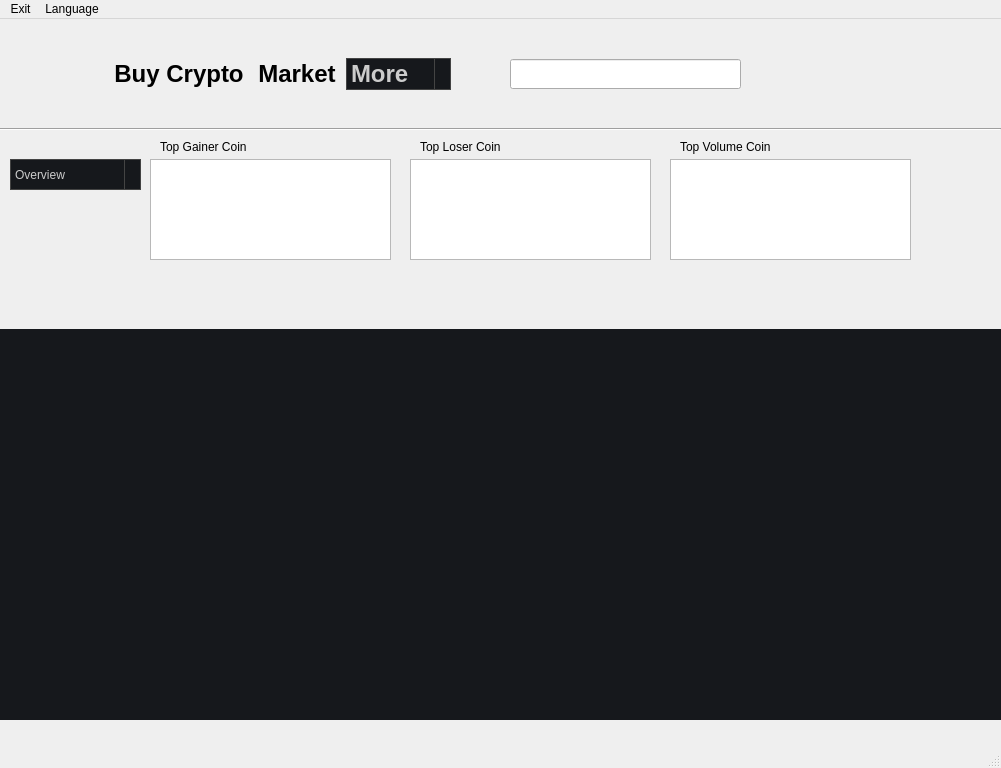
Old version of the form p2p_arbitration_app/mainwindow.ui in the repository Boodeyman/p2p_arbitration.
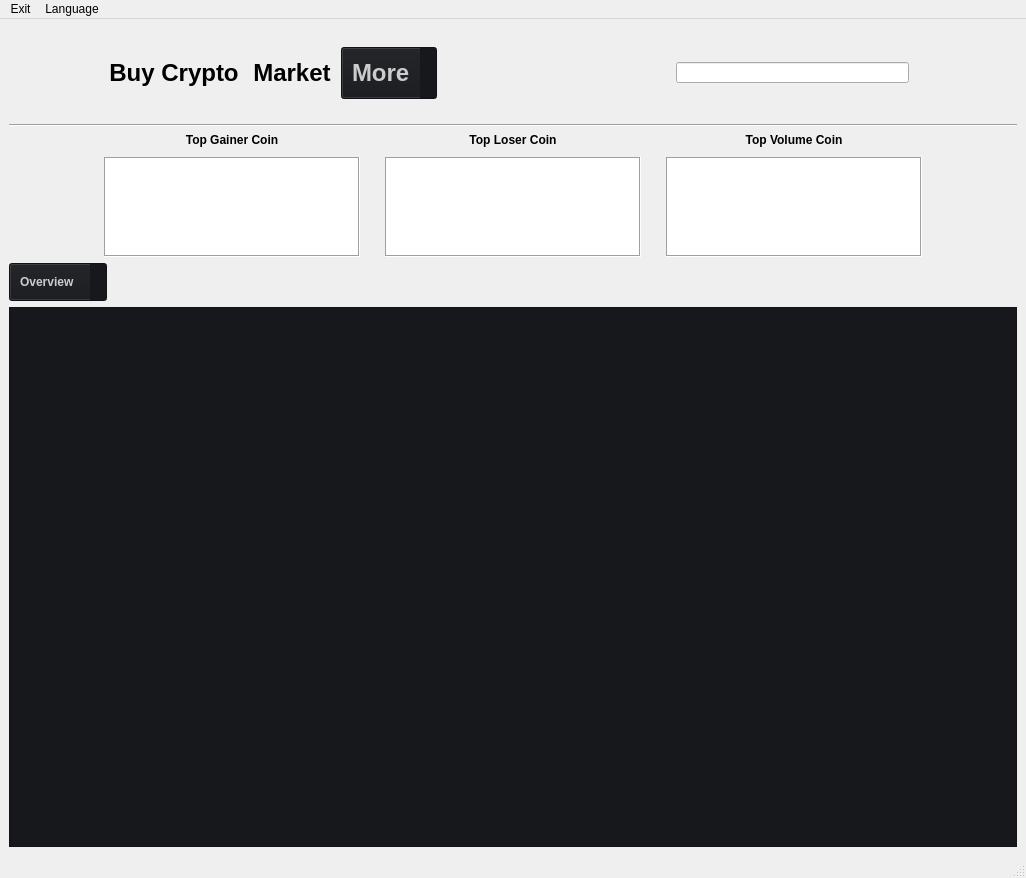
New version of the form. Icons and pictures are not drawn.

Diff of the .ui file:
```diff
--- a/p2p_arbitration_app/mainwindow.ui
+++ b/p2p_arbitration_app/mainwindow.ui
@@ -6,12 +6,12 @@
    <rect>
     <x>0</x>
     <y>0</y>
-    <width>1001</width>
-    <height>768</height>
+    <width>1026</width>
+    <height>878</height>
    </rect>
   </property>
   <property name="sizePolicy">
-   <sizepolicy hsizetype="Minimum" vsizetype="Preferred">
+   <sizepolicy hsizetype="Expanding" vsizetype="Expanding">
     <horstretch>100</horstretch>
     <verstretch>0</verstretch>
    </sizepolicy>
@@ -42,75 +42,39 @@
    <enum>Qt::LeftToRight</enum>
   </property>
   <widget class="QWidget" name="centralwidget">
-   <widget class="QTableWidget" name="tableWidget">
-    <property name="geometry">
-     <rect>
-      <x>0</x>
-      <y>310</y>
-      <width>1001</width>
-      <height>391</height>
-     </rect>
-    </property>
-    <property name="sizePolicy">
-     <sizepolicy hsizetype="Fixed" vsizetype="Fixed">
-      <horstretch>0</horstretch>
-      <verstretch>0</verstretch>
-     </sizepolicy>
-    </property>
-    <property name="mouseTracking">
-     <bool>true</bool>
-    </property>
-    <property name="styleSheet">
-     <string notr="true">QTableWidget {
-    background-color: #16181c;
-    color: #cccccc;
-    gridline-color: #444444;
-}
-QTableWidget QHeaderView::section {
-    background-color: #16181c;
-    color: #cccccc;
-    border: 1px solid #444444;
-}
-QTableWidget::item {
-    background-color: #16181c;
-    color: #cccccc;
-}</string>
-    </property>
-    <property name="frameShape">
-     <enum>QFrame::NoFrame</enum>
-    </property>
-    <property name="showGrid">
-     <bool>false</bool>
-    </property>
-    <property name="gridStyle">
-     <enum>Qt::NoPen</enum>
-    </property>
-    <attribute name="horizontalHeaderVisible">
-     <bool>true</bool>
-    </attribute>
-    <attribute name="horizontalHeaderCascadingSectionResizes">
-     <bool>false</bool>
-    </attribute>
-    <attribute name="horizontalHeaderHighlightSections">
-     <bool>false</bool>
-    </attribute>
-    <attribute name="verticalHeaderVisible">
-     <bool>true</bool>
-    </attribute>
-   </widget>
-   <widget class="QWidget" name="horizontalLayoutWidget">
-    <property name="geometry">
-     <rect>
-      <x>110</x>
-      <y>13</y>
-      <width>341</width>
-      <height>84</height>
-     </rect>
-    </property>
+   <layout class="QGridLayout" name="gridLayout_2">
+    <item row="0" column="0">
+     <layout class="QHBoxLayout" name="horizontalLayout_3">
+      <item>
     <layout class="QHBoxLayout" name="horizontalLayout">
      <property name="sizeConstraint">
       <enum>QLayout::SetDefaultConstraint</enum>
      </property>
+        <item>
+         <widget class="QLabel" name="label">
+          <property name="minimumSize">
+           <size>
+            <width>90</width>
+            <height>90</height>
+           </size>
+          </property>
+          <property name="maximumSize">
+           <size>
+            <width>90</width>
+            <height>90</height>
+           </size>
+          </property>
+          <property name="text">
+           <string/>
+          </property>
+          <property name="pixmap">
+           <pixmap resource="resources.qrc">:/icons/icons/icon_of_app_1.png</pixmap>
+          </property>
+          <property name="scaledContents">
+           <bool>true</bool>
+          </property>
+         </widget>
+        </item>
      <item>
       <widget class="QPushButton" name="pushButton_2">
        <property name="sizePolicy">
@@ -169,11 +133,17 @@
      <item>
       <widget class="QComboBox" name="comboBox">
        <property name="sizePolicy">
-        <sizepolicy hsizetype="Preferred" vsizetype="Fixed">
+           <sizepolicy hsizetype="Fixed" vsizetype="Fixed">
          <horstretch>0</horstretch>
          <verstretch>0</verstretch>
         </sizepolicy>
        </property>
+          <property name="minimumSize">
+           <size>
+            <width>0</width>
+            <height>0</height>
+           </size>
+          </property>
        <property name="font">
         <font>
          <family>Arial</family>
@@ -185,37 +155,46 @@
         <bool>false</bool>
        </property>
        <property name="styleSheet">
-        <string notr="true">	QComboBox {
-        background-color: #16181c;
-        color: #cccccc;
-        border: 1px solid #444444;
-    }
-    QComboBox QAbstractItemView {
-        background-color: #16181c;
-        color: #cccccc;
-        selection-background-color: #444444;
-        selection-color: #cccccc;
-    }
-    QComboBox::drop-down {
-        subcontrol-origin: padding;
-        subcontrol-position: top right;
-        border-left: 1px solid #444444;
-        background-color: #16181c;
-    }
-    QComboBox::down-arrow {
-		image: url(:/icons/icons/arrowWhite.png);
-		width: 12px;
-    }</string>
+           <string notr="true">QComboBox {
+    background-color: #16181c;
+    color: #cccccc;
+    padding: 10px;
+}
+QComboBox QAbstractItemView {
+    background-color: #16181c;
+    color: #cccccc;
+    selection-background-color: #444444;
+    selection-color: #cccccc;
+}
+QComboBox::drop-down {
+    subcontrol-origin: padding;
+    subcontrol-position: top right;
+    background-color: #16181c;
+}
+QComboBox::down-arrow {
+    image: url(:/icons/icons/arrowWhite.png);
+	width: 20;
+}
+</string>
+          </property>
+          <property name="editable">
+           <bool>false</bool>
+          </property>
+          <property name="currentText">
+           <string>More</string>
+          </property>
+          <property name="currentIndex">
+           <number>0</number>
+          </property>
+          <property name="sizeAdjustPolicy">
+           <enum>QComboBox::AdjustToContents</enum>
        </property>
        <property name="iconSize">
         <size>
-         <width>2</width>
-         <height>2</height>
-        </size>
-       </property>
-       <property name="duplicatesEnabled">
-        <bool>false</bool>
-       </property>
+            <width>0</width>
+            <height>0</height>
+           </size>
+          </property>
        <property name="frame">
         <bool>false</bool>
        </property>
@@ -231,16 +210,148 @@
        </item>
       </widget>
      </item>
-    </layout>
-   </widget>
+        <item>
+         <spacer name="horizontalSpacer">
+          <property name="orientation">
+           <enum>Qt::Horizontal</enum>
+          </property>
+          <property name="sizeHint" stdset="0">
+           <size>
+            <width>40</width>
+            <height>20</height>
+           </size>
+          </property>
+         </spacer>
+        </item>
+        <item>
+         <widget class="QLineEdit" name="lineEdit">
+          <property name="sizePolicy">
+           <sizepolicy hsizetype="Expanding" vsizetype="Fixed">
+            <horstretch>0</horstretch>
+            <verstretch>0</verstretch>
+           </sizepolicy>
+          </property>
+          <property name="minimumSize">
+           <size>
+            <width>150</width>
+            <height>21</height>
+           </size>
+          </property>
+          <property name="maximumSize">
+           <size>
+            <width>250</width>
+            <height>21</height>
+           </size>
+          </property>
+          <property name="layoutDirection">
+           <enum>Qt::LeftToRight</enum>
+          </property>
+         </widget>
+        </item>
+        <item>
+         <widget class="QPushButton" name="hoverButton">
+          <property name="sizePolicy">
+           <sizepolicy hsizetype="Preferred" vsizetype="Preferred">
+            <horstretch>0</horstretch>
+            <verstretch>0</verstretch>
+           </sizepolicy>
+          </property>
+          <property name="minimumSize">
+           <size>
+            <width>30</width>
+            <height>30</height>
+           </size>
+          </property>
+          <property name="maximumSize">
+           <size>
+            <width>30</width>
+            <height>30</height>
+           </size>
+          </property>
+          <property name="layoutDirection">
+           <enum>Qt::LeftToRight</enum>
+          </property>
+          <property name="styleSheet">
+           <string notr="true"/>
+          </property>
+          <property name="text">
+           <string/>
+          </property>
+          <property name="icon">
+           <iconset resource="resources.qrc">
+            <normaloff>:/icons/icons/hooverDark.gif</normaloff>:/icons/icons/hooverDark.gif</iconset>
+          </property>
+          <property name="iconSize">
+           <size>
+            <width>25</width>
+            <height>25</height>
+           </size>
+          </property>
+          <property name="flat">
+           <bool>true</bool>
+          </property>
+         </widget>
+        </item>
+       </layout>
+      </item>
+      <item>
+       <layout class="QHBoxLayout" name="horizontalLayout_2">
+        <item>
+         <widget class="QPushButton" name="themeChange">
+          <property name="sizePolicy">
+           <sizepolicy hsizetype="Fixed" vsizetype="Fixed">
+            <horstretch>0</horstretch>
+            <verstretch>0</verstretch>
+           </sizepolicy>
+          </property>
+          <property name="minimumSize">
+           <size>
+            <width>30</width>
+            <height>30</height>
+           </size>
+          </property>
+          <property name="maximumSize">
+           <size>
+            <width>30</width>
+            <height>30</height>
+           </size>
+          </property>
+          <property name="text">
+           <string/>
+          </property>
+          <property name="icon">
+           <iconset resource="resources.qrc">
+            <normaloff>:/icons/icons/dark.png</normaloff>:/icons/icons/dark.png</iconset>
+          </property>
+          <property name="iconSize">
+           <size>
+            <width>23</width>
+            <height>23</height>
+           </size>
+          </property>
+          <property name="flat">
+           <bool>true</bool>
+          </property>
+         </widget>
+        </item>
+        <item>
    <widget class="QPushButton" name="logoutButton">
-    <property name="geometry">
-     <rect>
-      <x>940</x>
-      <y>30</y>
-      <width>61</width>
-      <height>51</height>
-     </rect>
+          <property name="minimumSize">
+           <size>
+            <width>30</width>
+            <height>30</height>
+           </size>
+          </property>
+          <property name="maximumSize">
+           <size>
+            <width>30</width>
+            <height>30</height>
+           </size>
+          </property>
+          <property name="styleSheet">
+           <string notr="true">QPushButton:hover {
+   color: #eba613;
+}</string>
     </property>
     <property name="inputMethodHints">
      <set>Qt::ImhNone</set>
@@ -254,265 +365,386 @@
     </property>
     <property name="iconSize">
      <size>
-      <width>30</width>
-      <height>30</height>
+            <width>20</width>
+            <height>20</height>
      </size>
     </property>
     <property name="flat">
      <bool>true</bool>
     </property>
    </widget>
-   <widget class="QPushButton" name="hoverButton">
-    <property name="geometry">
-     <rect>
-      <x>450</x>
-      <y>30</y>
-      <width>51</width>
-      <height>51</height>
-     </rect>
-    </property>
-    <property name="sizePolicy">
-     <sizepolicy hsizetype="Preferred" vsizetype="Preferred">
-      <horstretch>0</horstretch>
-      <verstretch>0</verstretch>
-     </sizepolicy>
-    </property>
-    <property name="layoutDirection">
-     <enum>Qt::LeftToRight</enum>
-    </property>
-    <property name="text">
-     <string/>
-    </property>
-    <property name="icon">
-     <iconset resource="resources.qrc">
-      <normaloff>:/icons/icons/hooverDarkStatic.png</normaloff>:/icons/icons/hooverDarkStatic.png</iconset>
-    </property>
-    <property name="iconSize">
-     <size>
-      <width>25</width>
-      <height>25</height>
-     </size>
-    </property>
-    <property name="flat">
-     <bool>true</bool>
-    </property>
-   </widget>
-   <widget class="QLineEdit" name="lineEdit">
-    <property name="geometry">
-     <rect>
-      <x>510</x>
-      <y>40</y>
-      <width>231</width>
-      <height>30</height>
-     </rect>
-    </property>
-    <property name="sizePolicy">
-     <sizepolicy hsizetype="Preferred" vsizetype="Preferred">
-      <horstretch>0</horstretch>
-      <verstretch>0</verstretch>
-     </sizepolicy>
-    </property>
-    <property name="layoutDirection">
-     <enum>Qt::LeftToRight</enum>
-    </property>
-   </widget>
-   <widget class="QLabel" name="label">
-    <property name="geometry">
-     <rect>
-      <x>10</x>
-      <y>10</y>
-      <width>90</width>
-      <height>90</height>
-     </rect>
-    </property>
-    <property name="text">
-     <string/>
-    </property>
-    <property name="pixmap">
-     <pixmap resource="resources.qrc">:/icons/icons/icon_of_app_1.png</pixmap>
-    </property>
-    <property name="scaledContents">
-     <bool>true</bool>
-    </property>
-   </widget>
+        </item>
+       </layout>
+      </item>
+     </layout>
+    </item>
+    <item row="1" column="0">
    <widget class="Line" name="line">
-    <property name="geometry">
-     <rect>
-      <x>0</x>
-      <y>100</y>
-      <width>1001</width>
-      <height>20</height>
-     </rect>
-    </property>
     <property name="orientation">
      <enum>Qt::Horizontal</enum>
     </property>
    </widget>
-   <widget class="QComboBox" name="comboBox_2">
-    <property name="geometry">
-     <rect>
-      <x>10</x>
-      <y>140</y>
-      <width>131</width>
-      <height>31</height>
-     </rect>
-    </property>
-    <property name="styleSheet">
-     <string notr="true">	QComboBox {
-        background-color: #16181c;
-        color: #cccccc;
-        border: 1px solid #444444;
-    }
-    QComboBox QAbstractItemView {
-        background-color: #16181c;
-        color: #cccccc;
-        selection-background-color: #444444;
-        selection-color: #cccccc;
-    }
-    QComboBox::drop-down {
-        subcontrol-origin: padding;
-        subcontrol-position: top right;
-        border-left: 1px solid #444444;
-        background-color: #16181c;
-    }
-    QComboBox::down-arrow {
-       	image: url(:/icons/icons/arrowWhite.png);
-		width: 12px;
-    }</string>
-    </property>
-    <item>
-     <property name="text">
-      <string>Overview</string>
-     </property>
     </item>
-    <item>
-     <property name="text">
-      <string>Dynamics</string>
-     </property>
-    </item>
-   </widget>
-   <widget class="QTableWidget" name="topLosersWidget">
-    <property name="geometry">
-     <rect>
-      <x>410</x>
-      <y>140</y>
-      <width>241</width>
-      <height>101</height>
-     </rect>
-    </property>
-    <property name="showGrid">
-     <bool>false</bool>
-    </property>
-    <attribute name="horizontalHeaderVisible">
-     <bool>false</bool>
-    </attribute>
-    <attribute name="verticalHeaderVisible">
-     <bool>false</bool>
-    </attribute>
-   </widget>
-   <widget class="QTableWidget" name="topGainersWidget">
-    <property name="geometry">
-     <rect>
-      <x>150</x>
-      <y>140</y>
-      <width>241</width>
-      <height>101</height>
-     </rect>
-    </property>
-    <property name="showGrid">
-     <bool>false</bool>
-    </property>
-    <attribute name="horizontalHeaderVisible">
-     <bool>false</bool>
-    </attribute>
-    <attribute name="verticalHeaderVisible">
-     <bool>false</bool>
-    </attribute>
-   </widget>
-   <widget class="QTableWidget" name="topVolumeWidget">
-    <property name="geometry">
-     <rect>
-      <x>670</x>
-      <y>140</y>
-      <width>241</width>
-      <height>101</height>
-     </rect>
-    </property>
-    <property name="showGrid">
-     <bool>false</bool>
-    </property>
-    <attribute name="horizontalHeaderVisible">
-     <bool>false</bool>
-    </attribute>
-    <attribute name="verticalHeaderVisible">
-     <bool>false</bool>
-    </attribute>
-   </widget>
-   <widget class="QLabel" name="label_2">
-    <property name="geometry">
-     <rect>
-      <x>160</x>
-      <y>120</y>
-      <width>101</width>
-      <height>16</height>
-     </rect>
-    </property>
-    <property name="text">
-     <string>Top Gainer Coin</string>
-    </property>
-   </widget>
+    <item row="2" column="0">
+     <layout class="QGridLayout" name="gridLayout" rowstretch="0,0" columnstretch="0,0,0,0,0">
+      <property name="leftMargin">
+       <number>0</number>
+      </property>
+      <property name="topMargin">
+       <number>0</number>
+      </property>
+      <property name="horizontalSpacing">
+       <number>25</number>
+      </property>
+      <property name="verticalSpacing">
+       <number>10</number>
+      </property>
+      <item row="0" column="2">
    <widget class="QLabel" name="label_3">
-    <property name="geometry">
-     <rect>
-      <x>420</x>
-      <y>120</y>
-      <width>101</width>
-      <height>16</height>
-     </rect>
+        <property name="sizePolicy">
+         <sizepolicy hsizetype="Expanding" vsizetype="Preferred">
+          <horstretch>0</horstretch>
+          <verstretch>0</verstretch>
+         </sizepolicy>
+        </property>
+        <property name="font">
+         <font>
+          <bold>true</bold>
+         </font>
     </property>
     <property name="text">
      <string>Top Loser Coin</string>
     </property>
-   </widget>
+        <property name="alignment">
+         <set>Qt::AlignCenter</set>
+        </property>
+       </widget>
+      </item>
+      <item row="1" column="0">
+       <spacer name="horizontalSpacer_3">
+        <property name="orientation">
+         <enum>Qt::Horizontal</enum>
+        </property>
+        <property name="sizeHint" stdset="0">
+         <size>
+          <width>40</width>
+          <height>20</height>
+         </size>
+        </property>
+       </spacer>
+      </item>
+      <item row="0" column="1">
+       <widget class="QLabel" name="label_2">
+        <property name="sizePolicy">
+         <sizepolicy hsizetype="Expanding" vsizetype="Preferred">
+          <horstretch>0</horstretch>
+          <verstretch>0</verstretch>
+         </sizepolicy>
+        </property>
+        <property name="font">
+         <font>
+          <bold>true</bold>
+         </font>
+        </property>
+        <property name="layoutDirection">
+         <enum>Qt::LeftToRight</enum>
+        </property>
+        <property name="text">
+         <string>Top Gainer Coin</string>
+        </property>
+        <property name="alignment">
+         <set>Qt::AlignCenter</set>
+        </property>
+       </widget>
+      </item>
+      <item row="1" column="3">
+       <widget class="QTableWidget" name="topVolumeWidget">
+        <property name="sizePolicy">
+         <sizepolicy hsizetype="Expanding" vsizetype="Fixed">
+          <horstretch>0</horstretch>
+          <verstretch>0</verstretch>
+         </sizepolicy>
+        </property>
+        <property name="maximumSize">
+         <size>
+          <width>16777215</width>
+          <height>100</height>
+         </size>
+        </property>
+        <property name="styleSheet">
+         <string notr="true"/>
+        </property>
+        <property name="frameShape">
+         <enum>QFrame::Box</enum>
+        </property>
+        <property name="showGrid">
+         <bool>false</bool>
+        </property>
+        <attribute name="horizontalHeaderVisible">
+         <bool>false</bool>
+        </attribute>
+        <attribute name="verticalHeaderVisible">
+         <bool>false</bool>
+        </attribute>
+       </widget>
+      </item>
+      <item row="0" column="3">
    <widget class="QLabel" name="label_4">
-    <property name="geometry">
-     <rect>
-      <x>680</x>
-      <y>120</y>
-      <width>101</width>
-      <height>16</height>
-     </rect>
+        <property name="sizePolicy">
+         <sizepolicy hsizetype="Expanding" vsizetype="Preferred">
+          <horstretch>0</horstretch>
+          <verstretch>0</verstretch>
+         </sizepolicy>
+        </property>
+        <property name="font">
+         <font>
+          <bold>true</bold>
+         </font>
     </property>
     <property name="text">
      <string>Top Volume Coin</string>
     </property>
-   </widget>
-   <widget class="QPushButton" name="themeChange">
-    <property name="geometry">
-     <rect>
-      <x>870</x>
-      <y>30</y>
-      <width>52</width>
-      <height>52</height>
-     </rect>
-    </property>
+        <property name="alignment">
+         <set>Qt::AlignCenter</set>
+        </property>
+       </widget>
+      </item>
+      <item row="1" column="2">
+       <widget class="QTableWidget" name="topLosersWidget">
+        <property name="sizePolicy">
+         <sizepolicy hsizetype="Expanding" vsizetype="Fixed">
+          <horstretch>0</horstretch>
+          <verstretch>0</verstretch>
+         </sizepolicy>
+        </property>
+        <property name="maximumSize">
+         <size>
+          <width>16777215</width>
+          <height>100</height>
+         </size>
+        </property>
+        <property name="frameShape">
+         <enum>QFrame::Box</enum>
+        </property>
+        <property name="showGrid">
+         <bool>false</bool>
+        </property>
+        <attribute name="horizontalHeaderVisible">
+         <bool>false</bool>
+        </attribute>
+        <attribute name="verticalHeaderVisible">
+         <bool>false</bool>
+        </attribute>
+       </widget>
+      </item>
+      <item row="1" column="1">
+       <widget class="QTableWidget" name="topGainersWidget">
+        <property name="sizePolicy">
+         <sizepolicy hsizetype="Expanding" vsizetype="Fixed">
+          <horstretch>0</horstretch>
+          <verstretch>0</verstretch>
+         </sizepolicy>
+        </property>
+        <property name="maximumSize">
+         <size>
+          <width>9999</width>
+          <height>100</height>
+         </size>
+        </property>
+        <property name="frameShape">
+         <enum>QFrame::Box</enum>
+        </property>
+        <property name="frameShadow">
+         <enum>QFrame::Sunken</enum>
+        </property>
+        <property name="lineWidth">
+         <number>1</number>
+        </property>
+        <property name="showGrid">
+         <bool>false</bool>
+        </property>
+        <attribute name="horizontalHeaderVisible">
+         <bool>false</bool>
+        </attribute>
+        <attribute name="verticalHeaderVisible">
+         <bool>false</bool>
+        </attribute>
+       </widget>
+      </item>
+      <item row="1" column="4">
+       <spacer name="horizontalSpacer_4">
+        <property name="orientation">
+         <enum>Qt::Horizontal</enum>
+        </property>
+        <property name="sizeHint" stdset="0">
+         <size>
+          <width>40</width>
+          <height>20</height>
+         </size>
+        </property>
+       </spacer>
+      </item>
+     </layout>
+    </item>
+    <item row="3" column="0">
+     <layout class="QHBoxLayout" name="horizontalLayout_7">
+      <item>
+       <widget class="QComboBox" name="comboBox_2">
+        <property name="sizePolicy">
+         <sizepolicy hsizetype="Fixed" vsizetype="Fixed">
+          <horstretch>0</horstretch>
+          <verstretch>0</verstretch>
+         </sizepolicy>
+        </property>
+        <property name="minimumSize">
+         <size>
+          <width>0</width>
+          <height>0</height>
+         </size>
+        </property>
+        <property name="font">
+         <font>
+          <bold>true</bold>
+         </font>
+        </property>
+        <property name="styleSheet">
+         <string notr="true">QComboBox {
+    background-color: #16181c;
+    color: #cccccc;
+    padding: 10px;
+}
+QComboBox QAbstractItemView {
+    background-color: #16181c;
+    color: #cccccc;
+    selection-background-color: #444444;
+    selection-color: #cccccc;
+}
+QComboBox::drop-down {
+    subcontrol-origin: padding;
+    subcontrol-position: top right;
+    background-color: #16181c;
+}
+QComboBox::down-arrow {
+    image: url(:/icons/icons/arrowWhite.png);
+    width: 140px;
+}
+</string>
+        </property>
+        <property name="editable">
+         <bool>false</bool>
+        </property>
+        <property name="sizeAdjustPolicy">
+         <enum>QComboBox::AdjustToContents</enum>
+        </property>
+        <property name="frame">
+         <bool>false</bool>
+        </property>
+        <item>
     <property name="text">
-     <string/>
-    </property>
-    <property name="icon">
-     <iconset resource="resources.qrc">
-      <normaloff>:/icons/icons/dark.png</normaloff>:/icons/icons/dark.png</iconset>
-    </property>
-    <property name="iconSize">
+          <string>Overview</string>
+         </property>
+        </item>
+        <item>
+         <property name="text">
+          <string>Dynamics</string>
+         </property>
+        </item>
+       </widget>
+      </item>
+      <item>
+       <spacer name="horizontalSpacer_2">
+        <property name="orientation">
+         <enum>Qt::Horizontal</enum>
+        </property>
+        <property name="sizeHint" stdset="0">
      <size>
-      <width>30</width>
-      <height>30</height>
-     </size>
-    </property>
-    <property name="flat">
+          <width>40</width>
+          <height>20</height>
+         </size>
+        </property>
+       </spacer>
+      </item>
+     </layout>
+    </item>
+    <item row="4" column="0">
+     <layout class="QVBoxLayout" name="verticalLayout_2">
+      <property name="sizeConstraint">
+       <enum>QLayout::SetMinAndMaxSize</enum>
+      </property>
+      <item>
+       <widget class="QTableWidget" name="tableWidget">
+        <property name="sizePolicy">
+         <sizepolicy hsizetype="Expanding" vsizetype="Expanding">
+          <horstretch>0</horstretch>
+          <verstretch>0</verstretch>
+         </sizepolicy>
+        </property>
+        <property name="minimumSize">
+         <size>
+          <width>1000</width>
+          <height>436</height>
+         </size>
+        </property>
+        <property name="mouseTracking">
      <bool>true</bool>
     </property>
-   </widget>
+        <property name="styleSheet">
+         <string notr="true">QTableWidget {
+    background-color: #16181c;
+    color: #cccccc;
+    gridline-color: #444444;
+}
+QTableWidget QHeaderView::section {
+    background-color: #16181c;
+    color: #cccccc;
+    border: 1px solid #444444;
+}
+QTableWidget::item {
+    background-color: #16181c;
+    color: #cccccc;
+}</string>
+        </property>
+        <property name="showGrid">
+         <bool>false</bool>
+        </property>
+        <property name="gridStyle">
+         <enum>Qt::NoPen</enum>
+        </property>
+        <attribute name="horizontalHeaderVisible">
+         <bool>true</bool>
+        </attribute>
+        <attribute name="horizontalHeaderCascadingSectionResizes">
+         <bool>true</bool>
+        </attribute>
+        <attribute name="horizontalHeaderDefaultSectionSize">
+         <number>100</number>
+        </attribute>
+        <attribute name="horizontalHeaderHighlightSections">
+         <bool>true</bool>
+        </attribute>
+        <attribute name="horizontalHeaderShowSortIndicator" stdset="0">
+         <bool>true</bool>
+        </attribute>
+        <attribute name="horizontalHeaderStretchLastSection">
+         <bool>true</bool>
+        </attribute>
+        <attribute name="verticalHeaderVisible">
+         <bool>true</bool>
+        </attribute>
+        <attribute name="verticalHeaderCascadingSectionResizes">
+         <bool>true</bool>
+        </attribute>
+        <attribute name="verticalHeaderShowSortIndicator" stdset="0">
+         <bool>true</bool>
+        </attribute>
+        <attribute name="verticalHeaderStretchLastSection">
+         <bool>true</bool>
+        </attribute>
+       </widget>
+      </item>
+     </layout>
+    </item>
+   </layout>
   </widget>
   <widget class="QStatusBar" name="statusbar"/>
   <widget class="QMenuBar" name="menuBar">
@@ -520,7 +752,7 @@
     <rect>
      <x>0</x>
      <y>0</y>
-     <width>1001</width>
+     <width>1026</width>
      <height>37</height>
     </rect>
    </property>
```
Left out of the diff: 2 changed lines with no effect on the pictures. Lines whose indentation alone changed are shown as unchanged.
